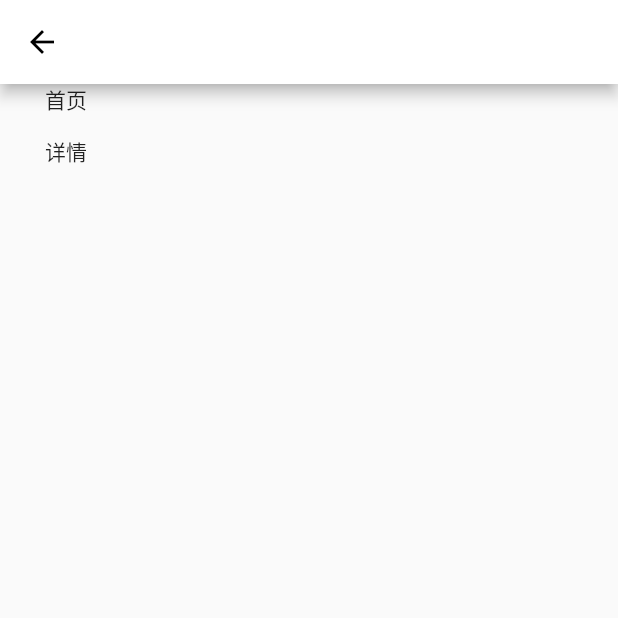
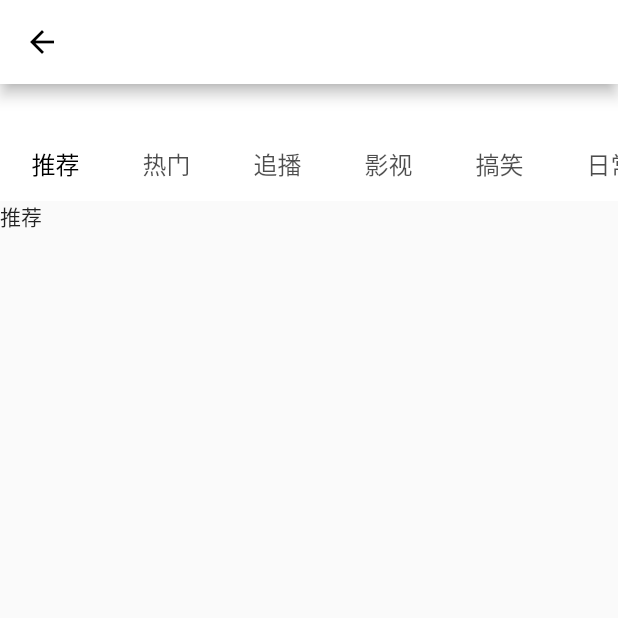
Before and after one commit to KwunYamShan/bilibili, a Flutter app: the HomePage screen opened directly, on a phone screen of 412 x 824 dp, the top half of it. Run offline on Flutter 3.47's test engine with Material 2 defaults, Android fonts, the phone set to English and light mode, and no system bars; our stand-ins replace dio, fluttertoast, shared_preferences; missing offline and left inert: underline_indicator; accounts and stored records are empty; generated files the repository leaves out were written again.

Commit message:
首页顶部导航

```diff
--- a/lib/page/home_page.dart
+++ b/lib/page/home_page.dart
@@ -1,6 +1,9 @@
 import 'package:flutter/material.dart';
 import 'package:flutter_bilibili/model/video_model.dart';
 import 'package:flutter_bilibili/navigator/hi_navigator.dart';
+import 'package:flutter_bilibili/page/home_tab_page.dart';
+import 'package:flutter_bilibili/util/color_util.dart';
+import 'package:underline_indicator/underline_indicator.dart';
 
 class HomePage extends StatefulWidget {
 
@@ -10,10 +13,12 @@ class HomePage extends StatefulWidget {
   _HomePageState createState() => _HomePageState();
 }
 
-class _HomePageState extends State<HomePage>  with AutomaticKeepAliveClientMixin{
+class _HomePageState extends State<HomePage>  with AutomaticKeepAliveClientMixin,TickerProviderStateMixin{
   RouteChangeListener listener ;
+  var tabs = ["推荐",'热门',"追播",'影视',"搞笑",'日常',"综合",'手机游戏','短片-手书-配音'];
   @override
   void initState() {
+    _controller = TabController(length: tabs.length, vsync: this);
     HiNavigator.getInstance().addListener( this.listener = (current,pre){
       print("current:${current.page}  ,pre:${pre.page}");
       if(widget == current.page   || current.page is HomePage){
@@ -36,11 +41,17 @@ class _HomePageState extends State<HomePage>  with AutomaticKeepAliveClientMixin
       body: Container(
         child: Column(
           children: [
-            Text('首页'),
-            MaterialButton(
-              onPressed: () => HiNavigator.getInstance().onJumpTo(RouteStatus.detail,args: {'videoMo':VideoModel(1111)}),
-            child: Text('详情'),
+            Container(
+              color: Colors.white,
+              padding: EdgeInsets.only(top:30),
+              child: _tabbar(),
             ),
+          Flexible(child: TabBarView(
+            controller: _controller,
+            children: tabs.map((tab){
+              return HomeTabPage(title:tab);
+            }).toList(),
+          ))
           ],
         ),
       ),
@@ -51,4 +62,26 @@ class _HomePageState extends State<HomePage>  with AutomaticKeepAliveClientMixin
   @override
   // TODO: implement wantKeepAlive
   bool get wantKeepAlive => true;
+
+  TabController _controller;
+  _tabbar() {
+    return TabBar(
+      controller: _controller,
+        isScrollable: true,//控制tabbar是否可以横向滚动
+        labelColor: Colors.black,
+        indicator: UnderlineIndicator(
+          strokeCap: StrokeCap.round,//圆角
+          borderSide: BorderSide(color: primary,width: 3),
+          insets: EdgeInsets.only(left: 15,right: 15),//内边距
+
+        ),
+        tabs: tabs.map<Tab>((tab){
+          return Tab(
+            child: Padding(
+              padding: EdgeInsets.only(left: 5,right: 5),
+              child: Text(tab,style: TextStyle(fontSize:16),),
+            ),
+          );
+        }).toList());
+  }
 }
--- /dev/null
+++ b/lib/page/home_tab_page.dart
@@ -0,0 +1,18 @@
+import 'package:flutter/material.dart';
+
+class HomeTabPage extends StatefulWidget {
+  final String title;
+
+  const HomeTabPage({Key key, this.title}) : super(key: key);
+  @override
+  _HomeTabPageState createState() => _HomeTabPageState();
+}
+
+class _HomeTabPageState extends State<HomeTabPage> {
+  @override
+  Widget build(BuildContext context) {
+    return Container(
+      child: Text(widget.title),
+    );
+  }
+}
--- a/pubspec.yaml
+++ b/pubspec.yaml
@@ -25,6 +25,7 @@ dependencies:
   json_annotation: ^3.1.0 #1. json 解析 注解器
   shared_preferences: ^0.5.12+4 #本地存储
   fluttertoast: ^7.1.8 #吐司
+  underline_indicator: ^0.0.2 #圆角页面指示器
   flutter:
     sdk: flutter
 
```
Also changed, not shown: pubspec.lock (deleted), 1 other file.
